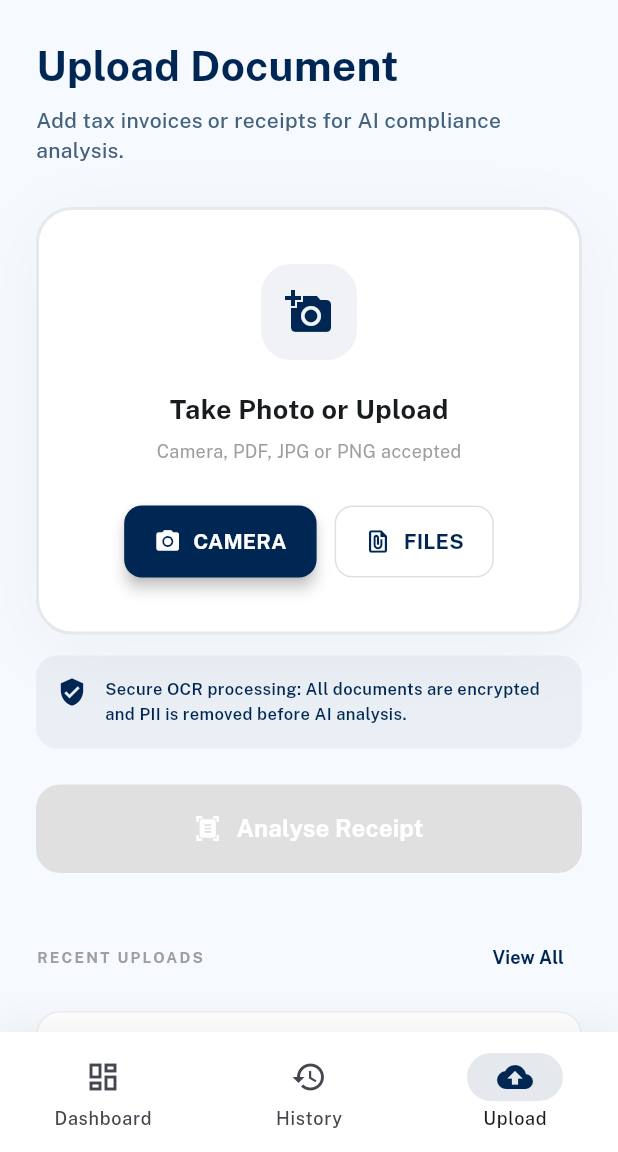
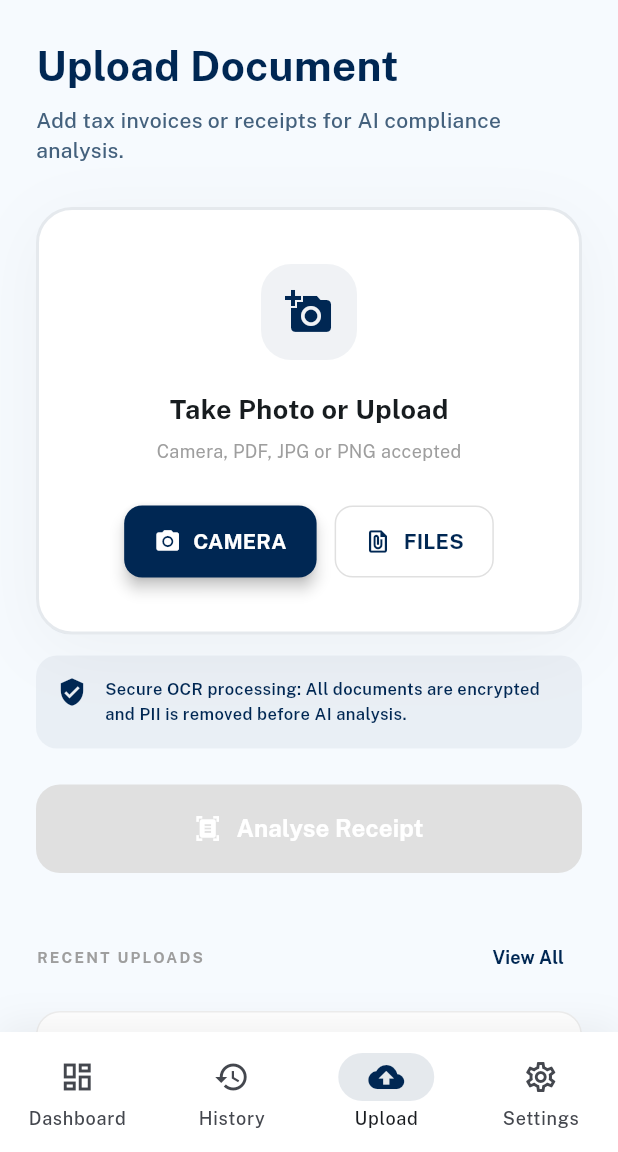
Before and after one commit to zhenjie05/TRSE-SME-Tax-Intelligence, a Flutter app: the screen it shows after launch, on a phone screen of 412 x 824 dp, the part 84-1236 px from its top. Run offline on Flutter 3.47's test engine with Material 3 defaults, Android fonts, the phone set to English and light mode, and no system bars; our stand-ins replace google_fonts, image_picker; network calls fail.

Commit message:
small bug fix

```diff
--- a/frontend/lib/main.dart
+++ b/frontend/lib/main.dart
@@ -4,6 +4,7 @@ import 'screens/upload_screen.dart';
 import 'screens/result_screen.dart';
 import 'screens/history_screen.dart';
 import 'screens/dashboard_screen.dart';
+import 'screens/settings_screen.dart';
 
 void main() {
   runApp(const TSREApp());
@@ -50,6 +51,7 @@ class _MainLayoutState extends State<MainLayout> {
     DashboardScreen(),
     HistoryScreen(),
     UploadScreen(),
+    SettingsScreen(),
   ];
 
   @override
@@ -112,6 +114,10 @@ class _MainLayoutState extends State<MainLayout> {
                 icon: Icon(Icons.cloud_upload_outlined),
                 selectedIcon: Icon(Icons.cloud_upload, color: Color(0xFF002753)),
                 label: 'Upload'),
+            NavigationDestination(
+                icon: Icon(Icons.settings_outlined),
+                selectedIcon: Icon(Icons.settings, color: Color(0xFF002753)),
+                label: 'Settings'),
           ],
         ),
       ),
```
